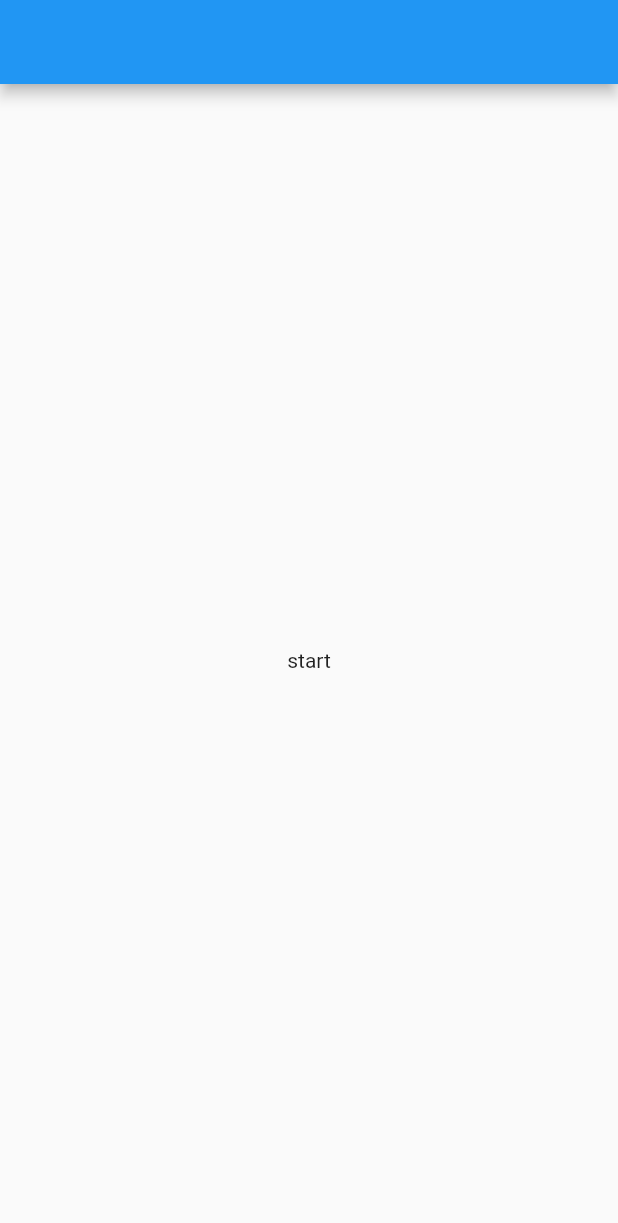
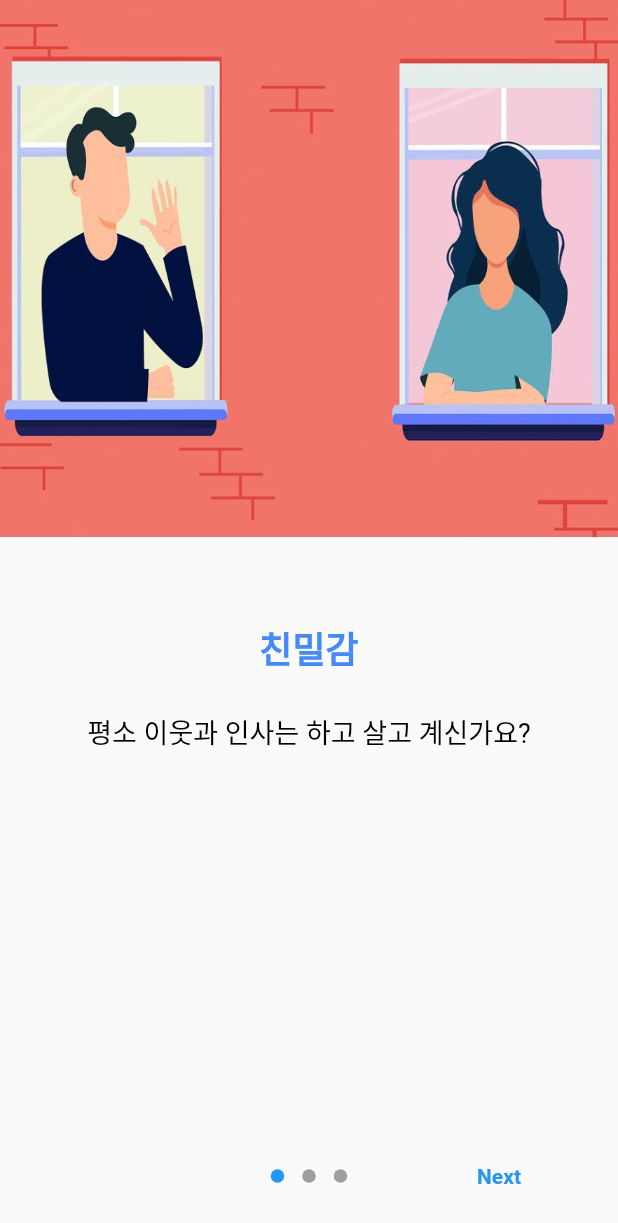
Before and after one commit to aSquirtle/19team, a Flutter app: the screen it shows after launch, on a phone screen of 412 x 824 dp. Shown: the top 1223 px of the screen. Run offline on Flutter 3.47's test engine with Material 2 defaults, Android fonts, the light colour scheme and no system bars; drawn by our look-alikes of introduction_screen; our stand-ins replace shared_preferences.

Commit message:
second commit

```diff
--- a/lib/main.dart
+++ b/lib/main.dart
@@ -1,23 +1,32 @@
 import 'package:flutter/material.dart';
+import 'package:shared_preferences/shared_preferences.dart';
 
-void main() {
-  runApp(const MyApp());
+import 'onboarding.dart';
+
+void main() async {
+  // main() 함수에서 async를 쓰려면 필요
+  WidgetsFlutterBinding.ensureInitialized();
+
+  // shared_preferences 인스턴스 생성
+  prefs = await SharedPreferences.getInstance();
+
+  runApp(MyApp());
 }
 
 class MyApp extends StatelessWidget {
   const MyApp({Key? key}) : super(key: key);
 
-  // This widget is the root of your application.
   @override
   Widget build(BuildContext context) {
+    // SharedPreferences에서 온보딩 완료 여부 조회
+    // isOnboarded에 해당하는 값어서 null을 반환하는 경우 false 할당
+    bool isOnboarded = prefs.getBool("isOnboarded") ?? false;
     return MaterialApp(
       debugShowCheckedModeBanner: false,
-      home: Scaffold(
-        appBar: AppBar(),
-        body: Center(
-          child: Text("start"),
-        ),
-      ),
+      // theme: ThemeData(
+      //   textTheme: GoogleFonts.getTextTheme('Jua'),
+      // ),
+      home: isOnboarded ? HomePage() : OnboardingPage(),
     );
   }
 }
--- /dev/null
+++ b/lib/onboarding.dart
@@ -0,0 +1,128 @@
+import 'package:flutter/material.dart';
+
+import 'package:introduction_screen/introduction_screen.dart';
+import 'package:shared_preferences/shared_preferences.dart';
+
+// SharedPreferences 인스턴스를 어디서든 접근 가능하도록 전역 변수로 선언
+late SharedPreferences prefs;
+
+class OnboardingPage extends StatelessWidget {
+  const OnboardingPage({Key? key}) : super(key: key);
+
+  @override
+  Widget build(BuildContext context) {
+    return Scaffold(
+      body: IntroductionScreen(
+        pages: [
+          // 첫 번째 페이지
+          PageViewModel(
+            title: "친밀감",
+            body: "평소 이웃과 인사는 하고 살고 계신가요?",
+            image: Image(
+              image: AssetImage("lib/assets/onboarding1.jpeg"),
+              width: 600,
+              height: 400,
+              fit: BoxFit.fill,
+            ),
+            decoration: PageDecoration(
+              titleTextStyle: TextStyle(
+                color: Colors.blueAccent,
+                fontSize: 24,
+                fontWeight: FontWeight.bold,
+              ),
+              bodyTextStyle: TextStyle(
+                color: Colors.black,
+                fontSize: 18,
+              ),
+            ),
+          ),
+          // 두 번째 페이지
+          PageViewModel(
+            title: "표현력 있고 유연한 UI",
+            body: "이제는 I'm Here로 이웃과 소통해보세요!",
+            image: Image(
+              image: AssetImage("lib/assets/onboarding2.jpeg"),
+              width: 600,
+              height: 400,
+              fit: BoxFit.fill,
+            ),
+            decoration: PageDecoration(
+              titleTextStyle: TextStyle(
+                color: Colors.indigo,
+                fontSize: 24,
+                fontWeight: FontWeight.bold,
+              ),
+              bodyTextStyle: TextStyle(
+                color: Colors.black,
+                fontSize: 18,
+              ),
+            ),
+          ),
+          //세번째 페이지
+          PageViewModel(
+            title: "Stay Home",
+            body: "더이상 혼자가 아니에요!",
+            image: Image(
+              image: AssetImage("lib/assets/onboarding3.jpeg"),
+              width: 600,
+              height: 400,
+              fit: BoxFit.fill,
+            ),
+            decoration: PageDecoration(
+              titleTextStyle: TextStyle(
+                color: Colors.redAccent,
+                fontSize: 24,
+                fontWeight: FontWeight.bold,
+              ),
+              bodyTextStyle: TextStyle(
+                color: Colors.black,
+                fontSize: 18,
+              ),
+            ),
+          ),
+        ],
+        next: Text("Next", style: TextStyle(fontWeight: FontWeight.w600)),
+        done: Text("Done", style: TextStyle(fontWeight: FontWeight.w600)),
+        onDone: () {
+          // Done 클릭시 isOnboarded = true로 저장
+          prefs.setBool("isOnboarded", true);
+
+          // Done 클릭시 페이지 이동
+          Navigator.pushReplacement(
+            context,
+            MaterialPageRoute(builder: (context) => HomePage()),
+          );
+        },
+      ),
+    );
+  }
+}
+
+class HomePage extends StatelessWidget {
+  const HomePage({Key? key}) : super(key: key);
+
+  @override
+  Widget build(BuildContext context) {
+    return Scaffold(
+      appBar: AppBar(
+        title: Text("HomePage"),
+        actions: [
+          // 삭제 버튼
+          IconButton(
+            onPressed: () {
+              // SharedPreferences에 저장된 모든 데이터 삭제
+              prefs.clear();
+            },
+            icon: Icon(Icons.delete),
+          )
+        ],
+      ),
+      body: Center(
+        child: Text(
+          "환영합니다.",
+          style: TextStyle(fontSize: 28),
+        ),
+      ),
+    );
+  }
+}
```
Also changed, not shown: pubspec.yaml (+6 -3 lines), lib/assets/onboarding1.jpeg (added), lib/assets/onboarding2.jpeg (added), lib/assets/onboarding3.jpeg (added), pubspec.lock, 6 other files.
